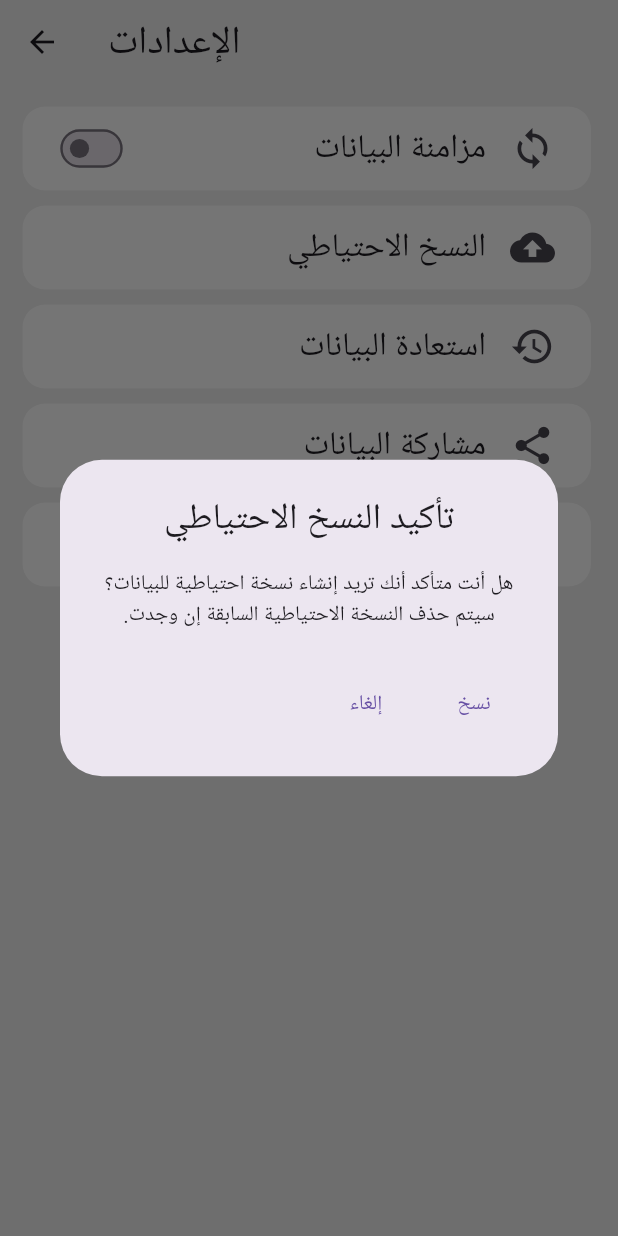
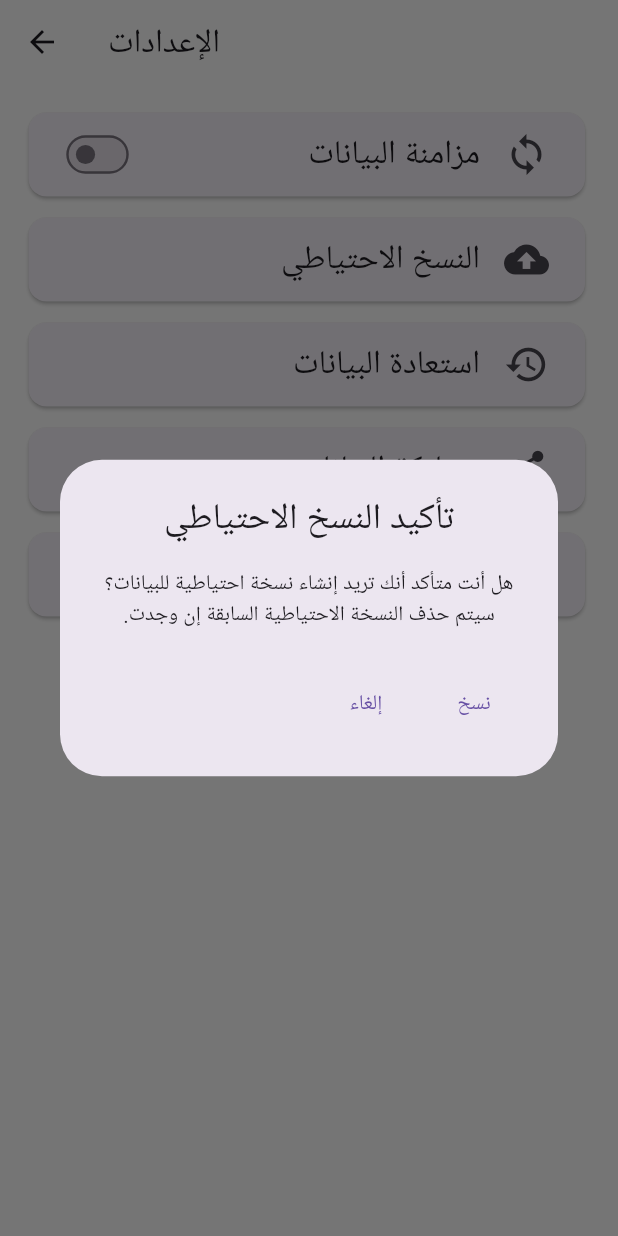
Before and after one commit to HaidaraIB/AlKhal, a Flutter app: the SettingsScreen screen opened directly, after a tap on "النسخ الاحتياطي", on a phone screen of 412 x 824 dp. Run offline on Flutter 3.47's test engine with Material 3 defaults, Android fonts, the phone set to English and light mode, and no system bars; our stand-ins replace connectivity_plus, flutter_bloc, permission_handler, share_plus, shared_preferences, sqflite; accounts and stored records are empty.

Commit message:
remainders for the day and provide all on tap, fixed navigations issues with logout, introduced sync_db_screen.

```diff
--- a/lib/main.dart
+++ b/lib/main.dart
@@ -163,6 +163,7 @@ class _MyHomePageState extends State<MyHomePage> {
     return Scaffold(
       appBar: AppBar(
         backgroundColor: Colors.white,
+        scrolledUnderElevation: 0.0,
         title: const Text(
           "الخال",
           style: TextStyle(
--- a/lib/screens/add_transaction_screen.dart
+++ b/lib/screens/add_transaction_screen.dart
@@ -244,7 +244,10 @@ class _AddTransactionFormState extends State<AddTransactionForm> {
                 },
               ),
               centerTitle: true,
+              backgroundColor: Colors.white,
+              scrolledUnderElevation: 0.0,
             ),
+            backgroundColor: Colors.white,
             body: Padding(
               padding: const EdgeInsets.all(16.0),
               child: Form(
--- a/lib/screens/item_sales_screen.dart
+++ b/lib/screens/item_sales_screen.dart
@@ -28,7 +28,10 @@ class _ItemSalesScreenState extends State<ItemSalesScreen> {
     return Scaffold(
       appBar: AppBar(
         title: Text('سجل مبيع ${widget.item.name.trim()}'),
+        backgroundColor: Colors.white,
+        scrolledUnderElevation: 0.0,
       ),
+      backgroundColor: Colors.white,
       body: BlocBuilder<TransactionItemCubit, TransactionItemState>(
         bloc: BlocProvider.of<TransactionItemCubit>(context),
         builder: (context, state) {
--- a/lib/screens/log_in_screen.dart
+++ b/lib/screens/log_in_screen.dart
@@ -51,7 +51,8 @@ class _LoginPageState extends State<LoginPage> {
                   actions: [
                     TextButton(
                       onPressed: () {
-                        Navigator.of(context).pushReplacementNamed("/home");
+                        Navigator.of(context).pushNamedAndRemoveUntil(
+                            "/home", ModalRoute.withName("login"));
                       },
                       child: const Text('إلغاء'),
                     ),
@@ -78,7 +79,8 @@ class _LoginPageState extends State<LoginPage> {
                           );
                         }
                         if (context.mounted) {
-                          Navigator.of(context).pushReplacementNamed("/home");
+                          Navigator.of(context).pushNamedAndRemoveUntil(
+                              "/home", ModalRoute.withName("login"));
                         }
                       },
                       child: const Text('استعادة'),
--- a/lib/screens/settings_screen.dart
+++ b/lib/screens/settings_screen.dart
@@ -1,6 +1,7 @@
 import 'dart:convert';
 
 import 'package:alkhal/models/user.dart';
+import 'package:alkhal/screens/sync_db_screen.dart';
 import 'package:alkhal/screens/user_info_screen.dart';
 import 'package:alkhal/services/api_calls.dart';
 import 'package:alkhal/services/database_helper.dart';
@@ -150,20 +151,13 @@ class _SettingsScreenState extends State<SettingsScreen> {
     await DatabaseHelper.shareDatabase();
   }
 
-  bool? isDbSyncOn = false;
+  TextStyle optionsTextStyle = const TextStyle(fontSize: 22);
 
-  EdgeInsets optionsPadding = const EdgeInsets.only(bottom: 10);
-  TextStyle optionsTextStyle = const TextStyle(fontSize: 22);
-  Color backgroundColor = const Color.fromARGB(255, 239, 239, 239);
-
-  Future<bool?> initSyncDbState() async {
-    SharedPreferences prefs = await SharedPreferences.getInstance();
-    isDbSyncOn = prefs.getBool("isDbSyncOn");
-    if (isDbSyncOn == null) {
-      prefs.setBool("isDbSyncOn", false);
-      isDbSyncOn = false;
+  void switchSyncDbValue(bool value) async {
+    {
+      SharedPreferences prefs = await SharedPreferences.getInstance();
+      await prefs.setBool("isDbSyncOn", value);
     }
-    return isDbSyncOn;
   }
 
   @override
@@ -176,13 +170,10 @@ class _SettingsScreenState extends State<SettingsScreen> {
   Widget build(BuildContext context) {
     return Scaffold(
       appBar: AppBar(
-        backgroundColor: backgroundColor,
-        title: const Text(
-          "الإعدادات",
-          style: TextStyle(fontSize: 26),
-        ),
+        backgroundColor: Colors.white,
+        title: const Text("الإعدادات"),
       ),
-      backgroundColor: backgroundColor,
+      backgroundColor: Colors.white,
       body: FutureBuilder<bool?>(
         future: initSyncDbState(),
         builder: (context, snapshot) {
@@ -193,6 +184,21 @@ class _SettingsScreenState extends State<SettingsScreen> {
                 children: [
                   _buildOptionTile(
                     title: "مزامنة البيانات",
+                    onTap: () => Navigator.of(context).push(
+                      MaterialPageRoute(
+                        builder: (newContext) {
+                          return PopScope(
+                            onPopInvokedWithResult: (didPop, result) =>
+                                setState(() {}),
+                            child: SyncDbScreen(
+                              isDbSyncOn: snapshot.data!,
+                              switchSyncDbValue: switchSyncDbValue,
+                              buildOptionTile: _buildOptionTile,
+                            ),
+                          );
+                        },
+                      ),
+                    ),
                     trailing: const Icon(
                       Icons.sync,
                       size: 30,
@@ -200,13 +206,11 @@ class _SettingsScreenState extends State<SettingsScreen> {
                     leading: Transform.scale(
                       scale: 0.8,
                       child: Switch(
-                        value: isDbSyncOn ?? false,
-                        onChanged: (value) async {
-                          SharedPreferences prefs =
-                              await SharedPreferences.getInstance();
-                          await prefs.setBool("isDbSyncOn", value);
-                          isDbSyncOn = value;
-                          setState(() {});
+                        value: snapshot.data ?? false,
+                        onChanged: (value) {
+                          setState(() {
+                            switchSyncDbValue(value);
+                          });
                         },
                       ),
                     ),
@@ -267,12 +271,8 @@ class _SettingsScreenState extends State<SettingsScreen> {
     void Function()? onTap,
   }) {
     return Padding(
-      padding: optionsPadding,
-      child: Container(
-        decoration: BoxDecoration(
-          borderRadius: BorderRadius.circular(15),
-          color: Colors.white,
-        ),
+      padding: const EdgeInsets.only(bottom: 6),
+      child: Card(
         child: ListTile(
           onTap: onTap,
           title: Text(
--- a/lib/screens/user_info_screen.dart
+++ b/lib/screens/user_info_screen.dart
@@ -71,6 +71,8 @@ class _UserInfoScreenState extends State<UserInfoScreen> {
                     onPressed: () async {
                       await User.clearInfo();
                       if (context.mounted) {
+                        Navigator.of(context)
+                            .popUntil((route) => route.isFirst);
                         Navigator.of(context).pushReplacementNamed("/sign_up");
                       }
                     },
--- a/lib/utils/functions.dart
+++ b/lib/utils/functions.dart
@@ -141,3 +141,13 @@ void showResultSnackBar(BuildContext context, String message) {
     ),
   );
 }
+
+Future<bool?> initSyncDbState() async {
+  SharedPreferences prefs = await SharedPreferences.getInstance();
+  bool? isDbSyncOn = prefs.getBool("isDbSyncOn");
+  if (isDbSyncOn == null) {
+    prefs.setBool("isDbSyncOn", false);
+    isDbSyncOn = false;
+  }
+  return isDbSyncOn;
+}
```
Also changed, not shown: lib/screens/cash_screen.dart (+27 -8 lines), lib/screens/sync_db_screen.dart (added, +121 -0 lines), lib/services/database_helper.dart (+3 -24 lines), lib/services/db_syncer.dart (+10 -10 lines).
